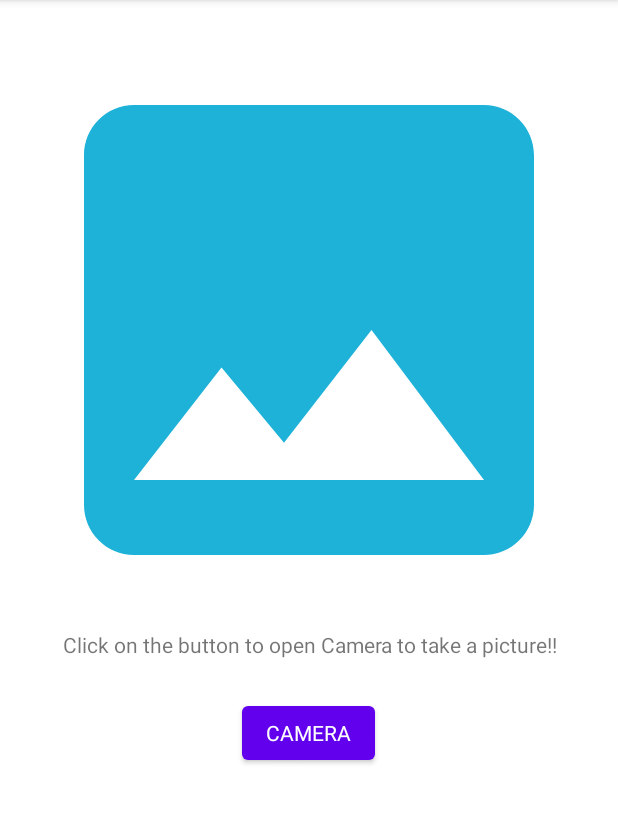
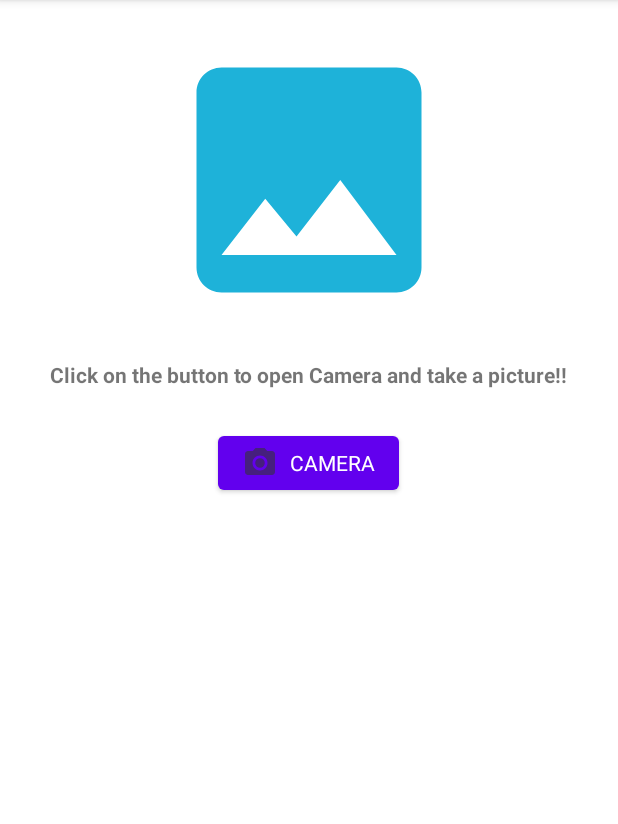
Before and after one commit to Arunsarma07/Mobile-Computing-Project1, an Android app: the screen it shows after launch (MainActivity), on a phone screen of 412 x 824 dp, the part 84-908 px from its top. Run offline under Robolectric (Android 15) with nearby library versions, the phone set to English and light mode, and no system bars.

Commit message:
Second commit

```diff
--- /dev/null
+++ b/FirstApp/app/src/main/res/drawable-anydpi/ic_camera.xml
@@ -0,0 +1,14 @@
+<vector xmlns:android="http://schemas.android.com/apk/res/android"
+    android:width="24dp"
+    android:height="24dp"
+    android:viewportWidth="24"
+    android:viewportHeight="24"
+    android:tint="#333333"
+    android:alpha="0.6">
+  <path
+      android:fillColor="@android:color/white"
+      android:pathData="M12,12m-3.2,0a3.2,3.2 0,1 1,6.4 0a3.2,3.2 0,1 1,-6.4 0"/>
+  <path
+      android:fillColor="@android:color/white"
+      android:pathData="M9,2L7.17,4L4,4c-1.1,0 -2,0.9 -2,2v12c0,1.1 0.9,2 2,2h16c1.1,0 2,-0.9 2,-2L22,6c0,-1.1 -0.9,-2 -2,-2h-3.17L15,2L9,2zM12,17c-2.76,0 -5,-2.24 -5,-5s2.24,-5 5,-5 5,2.24 5,5 -2.24,5 -5,5z"/>
+</vector>
--- a/FirstApp/app/src/main/res/layout/activity_main.xml
+++ b/FirstApp/app/src/main/res/layout/activity_main.xml
@@ -11,10 +11,11 @@
     <ImageView
         android:id="@+id/captureImage"
         android:layout_marginTop="20dp"
-        android:layout_width="400dp"
-        android:layout_height="400dp"
+        android:layout_width="200dp"
+        android:layout_height="200dp"
         android:layout_gravity="center"
         android:scaleType="centerCrop"
+        android:layout_margin="20dp"
         android:src="@drawable/ic_baseline_image_24"
         app:layout_constraintLeft_toLeftOf="parent"
         app:layout_constraintRight_toRightOf="parent"
@@ -27,21 +28,23 @@
         android:layout_width="wrap_content"
         android:layout_height="wrap_content"
         android:gravity="center"
-        android:text="Click on the button to open Camera to take a picture!!"
+        android:text="Click on the button to open Camera and take a picture!!"
+        android:textStyle="bold"
+        app:layout_constraintBottom_toBottomOf="parent"
+        app:layout_constraintEnd_toEndOf="parent"
         app:layout_constraintLeft_toLeftOf="parent"
         app:layout_constraintRight_toRightOf="parent"
-        app:layout_constraintBottom_toBottomOf="parent"
-        app:layout_constraintEnd_toEndOf="parent"
         app:layout_constraintStart_toStartOf="parent"
         app:layout_constraintTop_toTopOf="parent" />
 
     <Button
         android:id="@+id/button4"
+        style="@style/Base.CardView"
         android:layout_width="wrap_content"
         android:layout_height="wrap_content"
+        android:layout_marginTop="25dp"
+        android:drawableLeft="@drawable/ic_camera"
         android:text="CAMERA"
-        style="@style/Base.CardView"
-        android:layout_marginTop="25dp"
         app:layout_constraintLeft_toLeftOf="parent"
         app:layout_constraintRight_toRightOf="parent"
         app:layout_constraintTop_toBottomOf="@+id/hello" />
```
Also changed, not shown: FirstApp/app/src/main/res/drawable-anydpi/ic_upload.xml (added, +11 -0 lines), FirstApp/app/src/main/res/drawable-hdpi/ic_camera.png (added), FirstApp/app/src/main/res/drawable-hdpi/ic_upload.png (added), FirstApp/app/src/main/res/drawable-mdpi/ic_camera.png (added), FirstApp/app/src/main/res/drawable-mdpi/ic_upload.png (added), FirstApp/app/src/main/res/drawable-xhdpi/ic_camera.png (added), FirstApp/app/src/main/res/drawable-xhdpi/ic_upload.png (added), FirstApp/app/src/main/res/drawable-xxhdpi/ic_camera.png (added), FirstApp/app/src/main/res/drawable-xxhdpi/ic_upload.png (added), 2 other files.
